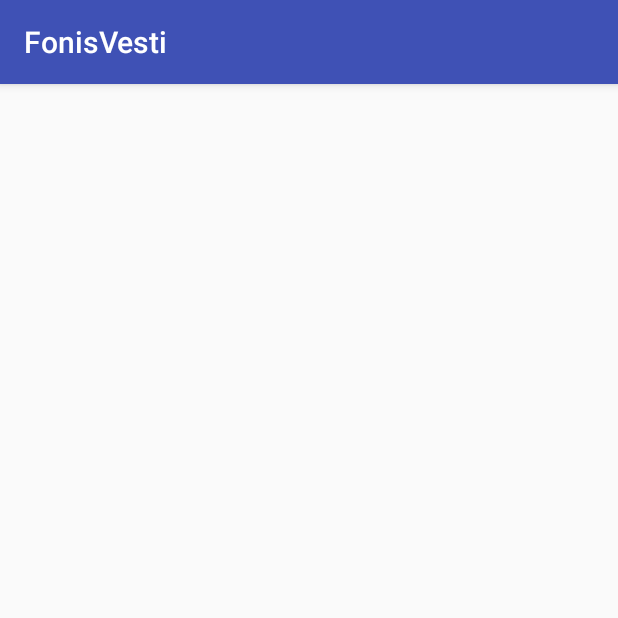
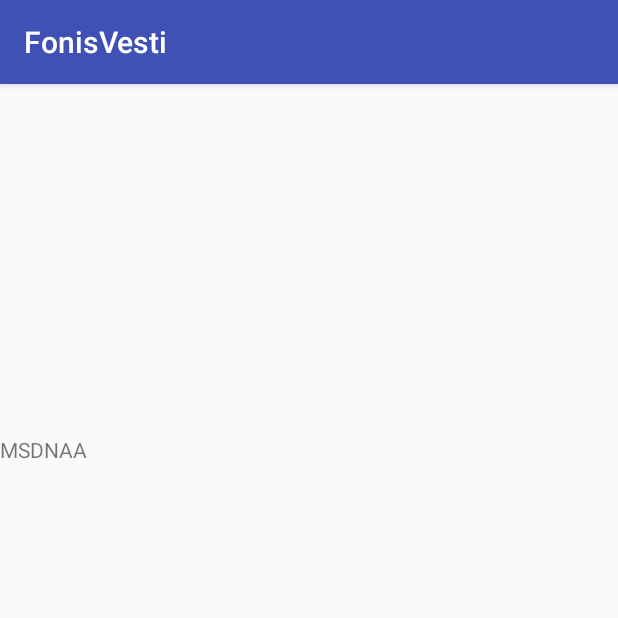
Before and after one commit to FonisVesti/FonisVesti, an Android app: the MSDNAAActivity screen opened directly, with no data from a screen before it, on a phone screen of 412 x 824 dp, the top half of it. Run offline under Robolectric (Android 15) with nearby library versions, the phone set to English and light mode, and no system bars.

Commit message:
Dodate komponente na MSDNAAActivity.

```diff
--- a/app/src/main/res/layout/activity_msdnaa.xml
+++ b/app/src/main/res/layout/activity_msdnaa.xml
@@ -1,6 +1,20 @@
 <?xml version="1.0" encoding="utf-8"?>
 <LinearLayout xmlns:android="http://schemas.android.com/apk/res/android"
     android:orientation="vertical" android:layout_width="match_parent"
-    android:layout_height="match_parent">
+    android:layout_height="match_parent"
+    android:weightSum="1">
 
+    <ImageView
+        android:layout_width="match_parent"
+        android:layout_height="234dp"
+        android:id="@+id/imgMSDNAA"
+        android:layout_gravity="center_horizontal" />
+
+    <TextView
+        android:layout_width="fill_parent"
+        android:layout_height="fill_parent"
+        android:text="MSDNAA"
+        android:id="@+id/txtMSDNAA"
+        android:layout_gravity="center_horizontal"
+        android:layout_weight="0.06" />
 </LinearLayout>
```
